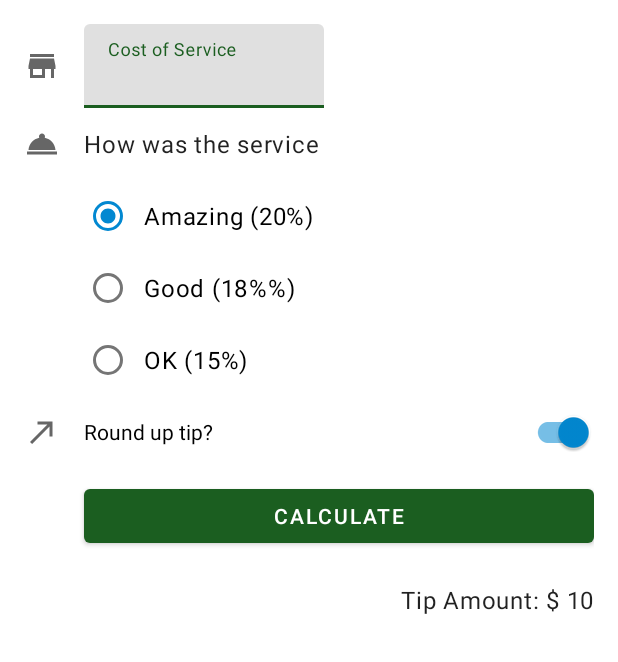
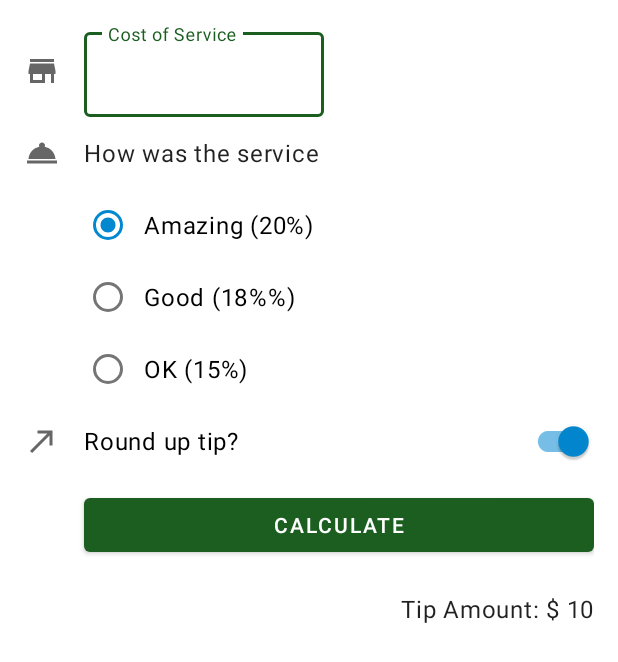
Before and after one commit to thiagoasb/tip-time, an Android app: the layout activity_main.xml on its own in the app's theme, with its tools: preview values and no code run, on a phone screen of 412 x 824 dp. Shown: the top 662 px of the screen. Run offline under Robolectric (Android 15) with nearby library versions, the phone set to English and light mode, and no system bars.

Commit message:
Add theme to textInput, radioBUtton e Switch

```diff
--- a/app/src/main/res/values-night/themes.xml
+++ b/app/src/main/res/values-night/themes.xml
@@ -12,5 +12,12 @@
         <!-- Status bar color. -->
         <item name="android:statusBarColor" tools:targetApi="l">?attr/colorPrimaryVariant</item>
         <!-- Customize your theme here. -->
+
+        <!-- Text input fields -->
+        <item name="textInputStyle">@style/Widget.MaterialComponents.TextInputLayout.OutlinedBox</item>
+        <!-- For radio buttons -->
+        <item name="radioButtonStyle">@style/Widget.TipTime.CompoundButton.RadioButton</item>
+        <!-- For switches -->
+        <item name="switchStyle">@style/Widget.TipTime.CompoundButton.Switch</item>
     </style>
 </resources>
--- /dev/null
+++ b/app/src/main/res/values/dimens.xml
@@ -0,0 +1,4 @@
+<?xml version="1.0" encoding="utf-8"?>
+<resources>
+    <dimen name="min_text_height">48dp</dimen>
+</resources>
--- a/app/src/main/res/values/styles.xml
+++ b/app/src/main/res/values/styles.xml
@@ -1,7 +1,7 @@
 <?xml version="1.0" encoding="utf-8"?>
 <resources>
     <style name="Widget.TipTime.TextView" parent="Widget.MaterialComponents.TextView">
-        <item name="android:minHeight">48dp</item>
+        <item name="android:minHeight">@dimen/min_text_height</item>
         <item name="android:gravity">center_vertical</item>
         <item name="android:textAppearance">?attr/textAppearanceBody1</item>
     </style>
--- a/app/src/main/res/values/themes.xml
+++ b/app/src/main/res/values/themes.xml
@@ -12,5 +12,13 @@
         <!-- Status bar color. -->
         <item name="android:statusBarColor" tools:targetApi="l">?attr/colorPrimaryVariant</item>
         <!-- Customize your theme here. -->
+
+        <!-- Text input fields -->
+        <item name="textInputStyle">@style/Widget.MaterialComponents.TextInputLayout.OutlinedBox</item>
+        <!-- Radio buttons -->
+        <item name="radioButtonStyle">@style/Widget.TipTime.CompoundButton.RadioButton</item>
+        <!-- Switches -->
+        <item name="switchStyle">@style/Widget.TipTime.CompoundButton.Switch</item>
+
     </style>
 </resources>
```
